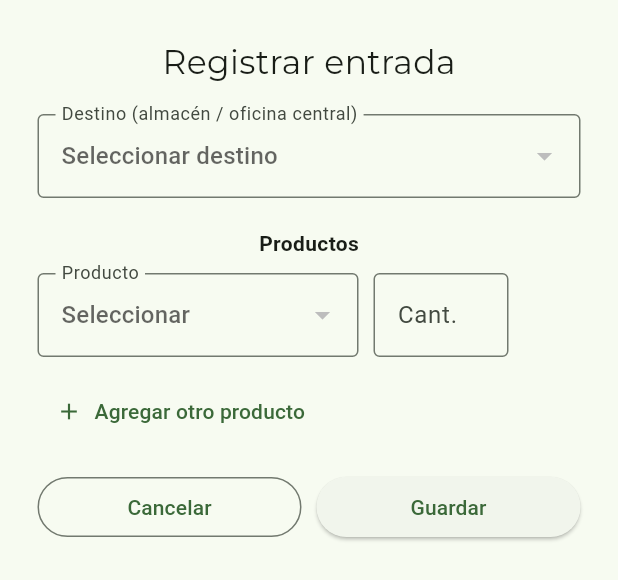
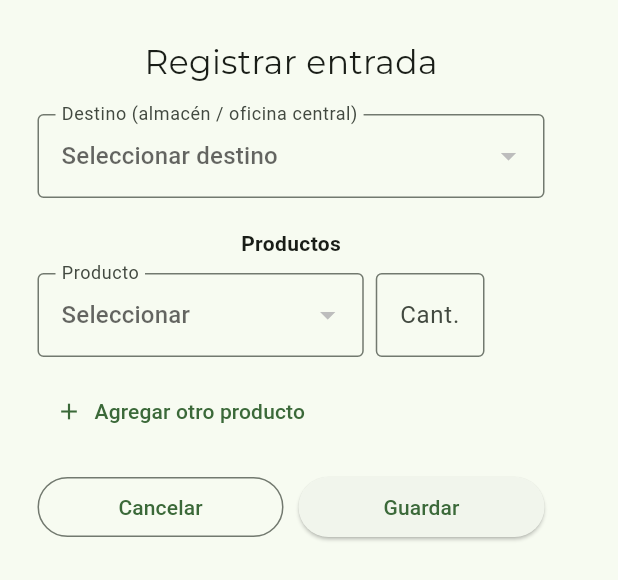
Before and after one commit to Straaizo/LH-INVENTARIO, a Flutter app: the _FormularioEntrada widget shown alone on an empty page, opened directly with empty values, on a phone screen of 412 x 824 dp. Shown: the top 580 px of the screen. Run offline on Flutter 3.47's test engine with Material 3 defaults, Android fonts, the phone set to English and light mode, and no system bars; our stand-ins replace file_picker, google_fonts; missing offline and left inert: dart:html; network calls fail.

Commit message:
Modificaciones para que sea responsivo.

```diff
--- a/lib/Pages/Pag Principal/entrada.dart
+++ b/lib/Pages/Pag Principal/entrada.dart
@@ -1,4 +1,5 @@
 import 'dart:convert';
+import 'dart:math' show min;
 import 'dart:typed_data';
 
 import 'package:file_picker/file_picker.dart';
@@ -748,9 +749,11 @@ class _FormularioEntradaState extends State<_FormularioEntrada> {
   @override
   Widget build(BuildContext context) {
     final esEdicion = widget.movimientoExistente != null;
+    final maxDialogW = min(500.0, MediaQuery.sizeOf(context).width - 24);
 
-    return Container(
-      width: 500,
+    return ConstrainedBox(
+      constraints: BoxConstraints(maxWidth: maxDialogW),
+      child: Padding(
         padding: const EdgeInsets.all(25),
         child: SingleChildScrollView(
           child: Column(
@@ -766,6 +769,7 @@ class _FormularioEntradaState extends State<_FormularioEntrada> {
               const SizedBox(height: 20),
 
               DropdownButtonFormField<int>(
+                isExpanded: true,
                 value: _destinoIdSeleccionado,
                 decoration: const InputDecoration(
                   labelText: 'Destino (almacén / oficina central)',
@@ -773,7 +777,12 @@ class _FormularioEntradaState extends State<_FormularioEntrada> {
                 ),
                 hint: const Text('Seleccionar destino'),
                 items: widget.destinos
-                  .map((d) => DropdownMenuItem(value: d.id, child: Text(d.nombre)))
+                    .map(
+                      (d) => DropdownMenuItem(
+                        value: d.id,
+                        child: Text(d.nombre, overflow: TextOverflow.ellipsis, maxLines: 1),
+                      ),
+                    )
                     .toList(),
                 onChanged: (value) => setState(() => _destinoIdSeleccionado = value),
               ),
@@ -791,8 +800,9 @@ class _FormularioEntradaState extends State<_FormularioEntrada> {
                     crossAxisAlignment: CrossAxisAlignment.start,
                     children: [
                       Expanded(
-                      flex: 2,
+                        flex: 3,
                         child: DropdownButtonFormField<int>(
+                          isExpanded: true,
                           value: fila.idProducto,
                           decoration: InputDecoration(
                             labelText: 'Producto',
@@ -801,10 +811,16 @@ class _FormularioEntradaState extends State<_FormularioEntrada> {
                           ),
                           hint: const Text('Seleccionar'),
                           items: widget.productos
-                            .map((p) => DropdownMenuItem<int>(
+                              .map(
+                                (p) => DropdownMenuItem<int>(
                                   value: p.idProducto,
-                                  child: Text('${p.nombre} (${p.categoria})'),
-                                ))
+                                  child: Text(
+                                    '${p.nombre} (${p.categoria})',
+                                    overflow: TextOverflow.ellipsis,
+                                    maxLines: 1,
+                                  ),
+                                ),
+                              )
                               .toList(),
                           onChanged: (value) => setState(() {
                             fila.idProducto = value;
@@ -813,9 +829,9 @@ class _FormularioEntradaState extends State<_FormularioEntrada> {
                           }),
                         ),
                       ),
-                    const SizedBox(width: 10),
-                    SizedBox(
-                      width: 90,
+                      const SizedBox(width: 8),
+                      Expanded(
+                        flex: 1,
                         child: TextField(
                           controller: fila.cantidadController,
                           keyboardType: TextInputType.number,
@@ -832,13 +848,18 @@ class _FormularioEntradaState extends State<_FormularioEntrada> {
                         ),
                       ),
                       if (_filasProducto.length > 1)
-                      IconButton(
-                        icon: const Icon(Icons.remove_circle_outline, color: Colors.red),
+                        SizedBox(
+                          width: 40,
+                          child: IconButton(
+                            padding: EdgeInsets.zero,
+                            constraints: const BoxConstraints(minWidth: 40, minHeight: 40),
+                            icon: const Icon(Icons.remove_circle_outline, color: Colors.red, size: 22),
                             onPressed: () => _quitarFila(index),
                             tooltip: 'Quitar fila',
+                          ),
                         )
                       else
-                      const SizedBox(width: 48),
+                        const SizedBox(width: 40),
                     ],
                   ),
                 );
@@ -897,6 +918,7 @@ class _FormularioEntradaState extends State<_FormularioEntrada> {
                 ],
               ),
             ],
+          ),
         ),
       ),
     );
```
Also changed, not shown: lib/Pages/Pag Principal/salida.dart (+35 -13 lines). Lines whose indentation alone changed are shown as unchanged.
